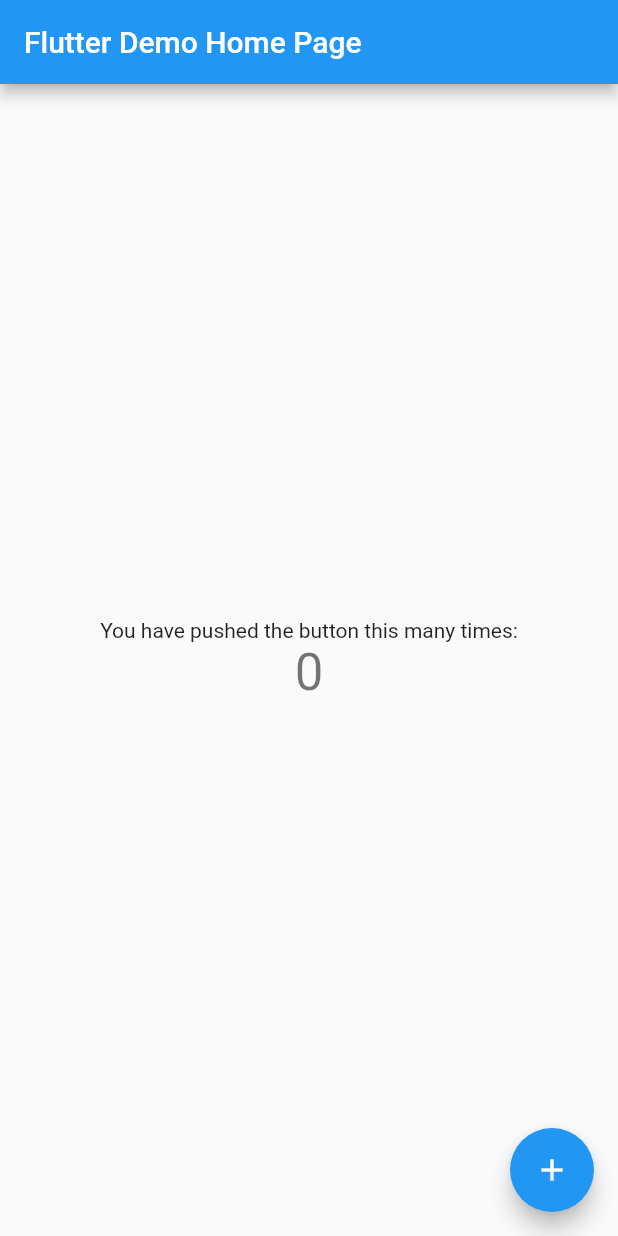
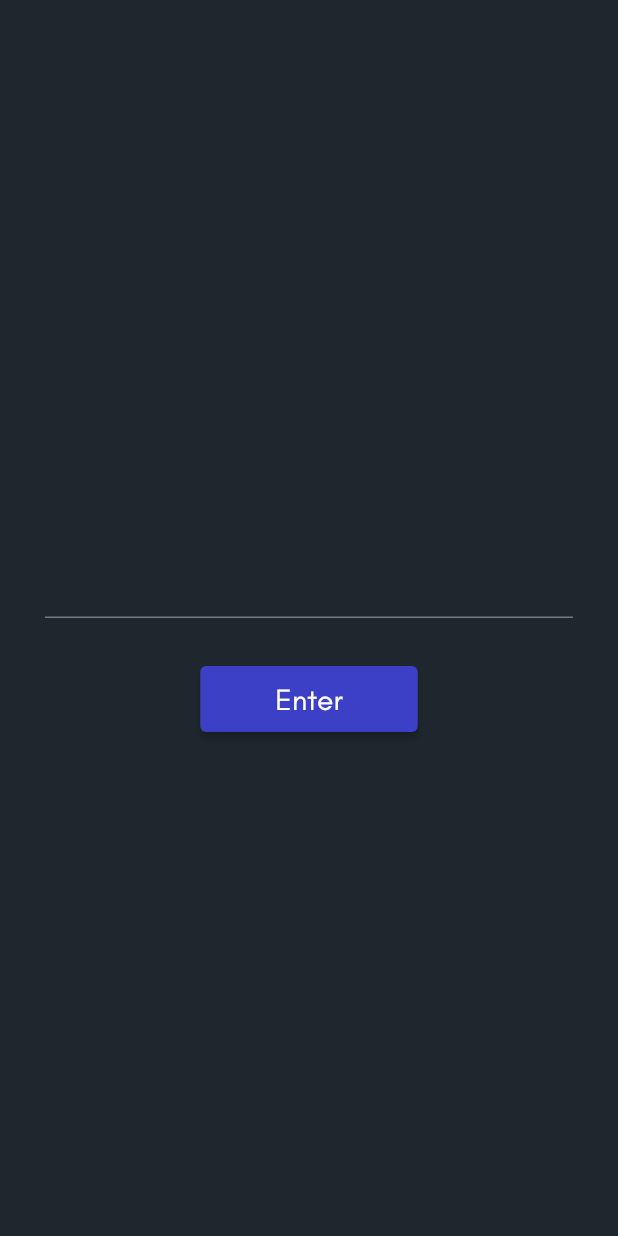
Before and after one commit to giagia2002123/flutter_password_manager, a Flutter app: the screen it shows after launch, on a phone screen of 412 x 824 dp. Run offline on Flutter 3.47's test engine with Material 2 defaults, Android fonts, the phone set to English and light mode, and no system bars.

```diff
--- /dev/null
+++ b/lib/colors.dart
@@ -0,0 +1,5 @@
+import 'package:flutter/material.dart';
+
+Color dark = Color(0xff1e272e);
+Color lightpurplr = Color(0xff575fcf);
+Color deeppurple = Color(0xff3c40c6);
--- a/lib/main.dart
+++ b/lib/main.dart
@@ -1,117 +1,69 @@
 import 'package:flutter/material.dart';
+import 'colors.dart';
 
 void main() {
   runApp(MyApp());
 }
 
 class MyApp extends StatelessWidget {
-  // This widget is the root of your application.
   @override
   Widget build(BuildContext context) {
     return MaterialApp(
-      title: 'Flutter Demo',
+      debugShowCheckedModeBanner: false,
+      title: "Flutter Password Manager",
       theme: ThemeData(
-        // This is the theme of your application.
-        //
-        // Try running your application with "flutter run". You'll see the
-        // application has a blue toolbar. Then, without quitting the app, try
-        // changing the primarySwatch below to Colors.green and then invoke
-        // "hot reload" (press "r" in the console where you ran "flutter run",
-        // or simply save your changes to "hot reload" in a Flutter IDE).
-        // Notice that the counter didn't reset back to zero; the application
-        // is not restarted.
-        primarySwatch: Colors.blue,
-        // This makes the visual density adapt to the platform that you run
-        // the app on. For desktop platforms, the controls will be smaller and
-        // closer together (more dense) than on mobile platforms.
-        visualDensity: VisualDensity.adaptivePlatformDensity,
+        brightness: Brightness.dark,
+        primaryColor: deeppurple,
       ),
-      home: MyHomePage(title: 'Flutter Demo Home Page'),
+      home: HomePage(),
     );
   }
 }
 
-class MyHomePage extends StatefulWidget {
-  MyHomePage({Key key, this.title}) : super(key: key);
-
-  // This widget is the home page of your application. It is stateful, meaning
-  // that it has a State object (defined below) that contains fields that affect
-  // how it looks.
-
-  // This class is the configuration for the state. It holds the values (in this
-  // case the title) provided by the parent (in this case the App widget) and
-  // used by the build method of the State. Fields in a Widget subclass are
-  // always marked "final".
-
-  final String title;
-
+class HomePage extends StatefulWidget {
   @override
-  _MyHomePageState createState() => _MyHomePageState();
+  _HomePageState createState() => _HomePageState();
 }
 
-class _MyHomePageState extends State<MyHomePage> {
-  int _counter = 0;
-
-  void _incrementCounter() {
-    setState(() {
-      // This call to setState tells the Flutter framework that something has
-      // changed in this State, which causes it to rerun the build method below
-      // so that the display can reflect the updated values. If we changed
-      // _counter without calling setState(), then the build method would not be
-      // called again, and so nothing would appear to happen.
-      _counter++;
-    });
-  }
-
+class _HomePageState extends State<HomePage> {
   @override
   Widget build(BuildContext context) {
-    // This method is rerun every time setState is called, for instance as done
-    // by the _incrementCounter method above.
-    //
-    // The Flutter framework has been optimized to make rerunning build methods
-    // fast, so that you can just rebuild anything that needs updating rather
-    // than having to individually change instances of widgets.
     return Scaffold(
-      appBar: AppBar(
-        // Here we take the value from the MyHomePage object that was created by
-        // the App.build method, and use it to set our appbar title.
-        title: Text(widget.title),
-      ),
+      backgroundColor: dark,
       body: Center(
-        // Center is a layout widget. It takes a single child and positions it
-        // in the middle of the parent.
+        child: Form(
           child: Column(
-          // Column is also a layout widget. It takes a list of children and
-          // arranges them vertically. By default, it sizes itself to fit its
-          // children horizontally, and tries to be as tall as its parent.
-          //
-          // Invoke "debug painting" (press "p" in the console, choose the
-          // "Toggle Debug Paint" action from the Flutter Inspector in Android
-          // Studio, or the "Toggle Debug Paint" command in Visual Studio Code)
-          // to see the wireframe for each widget.
-          //
-          // Column has various properties to control how it sizes itself and
-          // how it positions its children. Here we use mainAxisAlignment to
-          // center the children vertically; the main axis here is the vertical
-          // axis because Columns are vertical (the cross axis would be
-          // horizontal).
             mainAxisAlignment: MainAxisAlignment.center,
             children: <Widget>[
-            Text(
-              'You have pushed the button this many times:',
+              Padding(
+                padding: EdgeInsets.all(30.0),
+                child: TextFormField(
+                  style: TextStyle(
+                    color: Colors.white,
+                    fontSize: 20.0,
+                    fontFamily: "customFont",
                   ),
-            Text(
-              '$_counter',
-              style: Theme.of(context).textTheme.headline4,
+                ),
+              ),
+              ElevatedButton(
+                onPressed: () {},
+                child: Text("Enter"),
+                style: ElevatedButton.styleFrom(
+                  primary: deeppurple,
+                  padding: EdgeInsets.symmetric(
+                    horizontal: 50.0,
+                    vertical: 10.0,
+                  ),
+                  textStyle: TextStyle(
+                    fontSize: 20.0,
+                    fontFamily: "customFont",
+                  ),
+                ),
               ),
             ],
           ),
         ),
-      floatingActionButton: FloatingActionButton(
-        onPressed: _incrementCounter,
-        tooltip: 'Increment',
-        child: Icon(Icons.add),
-      ), // This trailing comma makes auto-formatting nicer for build methods.
+      ),
     );
   }
 }
```
Also changed, not shown: pubspec.yaml (+6 -6 lines), assets/fonts/GlacialIndifference-Bold.otf (added), assets/fonts/GlacialIndifference-Regular.otf (added), 2 other files. Lines whose indentation alone changed are shown as unchanged.
